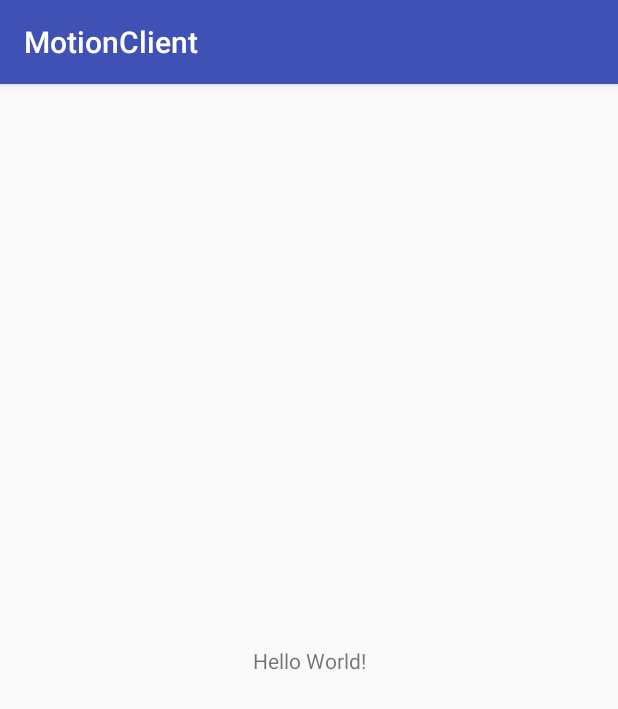
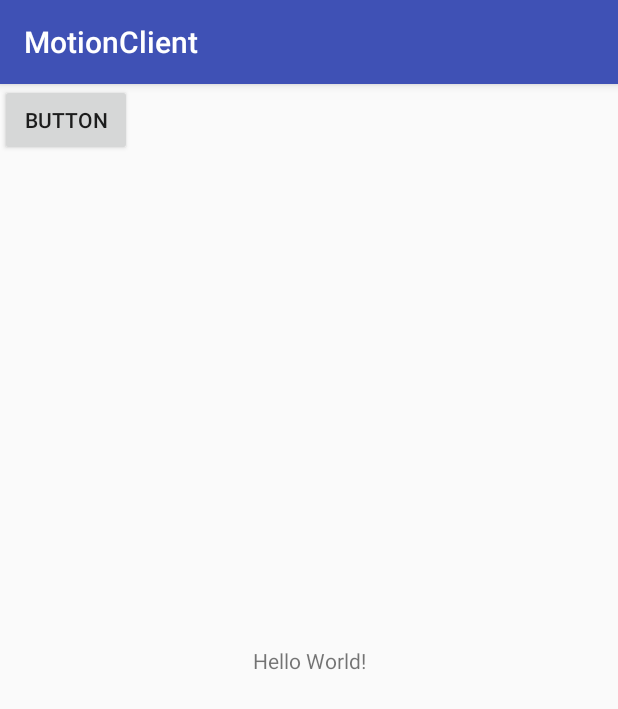
Before and after one commit to shoarai/MotionClient, an Android app: the screen it shows after launch (MainActivity), on a phone screen of 412 x 824 dp. Shown: the top 709 px of the screen. Run offline under Robolectric (Android 15) with nearby library versions, the phone set to English and light mode, and no system bars.

```diff
--- a/app/build.gradle
+++ b/app/build.gradle
@@ -24,7 +24,7 @@ android {
 
 dependencies {
     implementation fileTree(dir: 'libs', include: ['*.jar'])
-    implementation"org.jetbrains.kotlin:kotlin-stdlib-jre7:$kotlin_version"
+    implementation "org.jetbrains.kotlin:kotlin-stdlib-jre7:$kotlin_version"
     implementation 'com.android.support:appcompat-v7:26.1.0'
     implementation 'com.android.support.constraint:constraint-layout:1.1.3'
     testImplementation 'junit:junit:4.12'
--- a/app/src/main/AndroidManifest.xml
+++ b/app/src/main/AndroidManifest.xml
@@ -18,4 +18,6 @@
         </activity>
     </application>
 
+    <uses-permission android:name="android.permission.INTERNET" />
+
 </manifest>
--- a/app/src/main/res/layout/activity_main.xml
+++ b/app/src/main/res/layout/activity_main.xml
@@ -15,4 +15,12 @@
         app:layout_constraintRight_toRightOf="parent"
         app:layout_constraintTop_toTopOf="parent" />
 
+    <Button
+        android:id="@+id/button"
+        android:layout_width="wrap_content"
+        android:layout_height="wrap_content"
+        android:text="Button"
+        tools:layout_editor_absoluteX="148dp"
+        tools:layout_editor_absoluteY="289dp" />
+
 </android.support.constraint.ConstraintLayout>
```
Also changed, not shown: app/src/main/java/com/isolity/motionclient/MainActivity.kt (+39 -1 lines).
